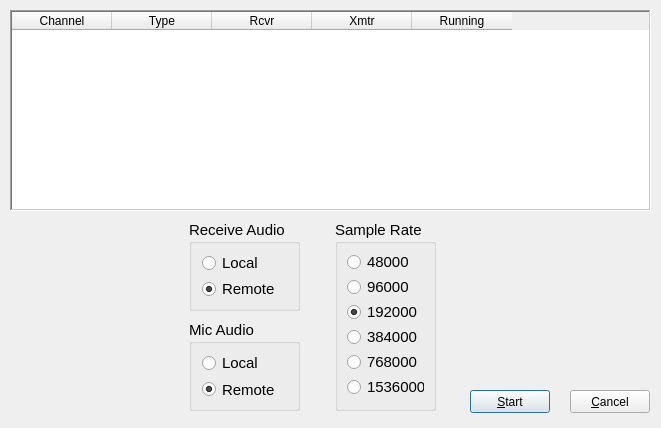
Qt form QtRadio/radiosdialog.ui (kd0oss/QtRadioNG) before a commit.
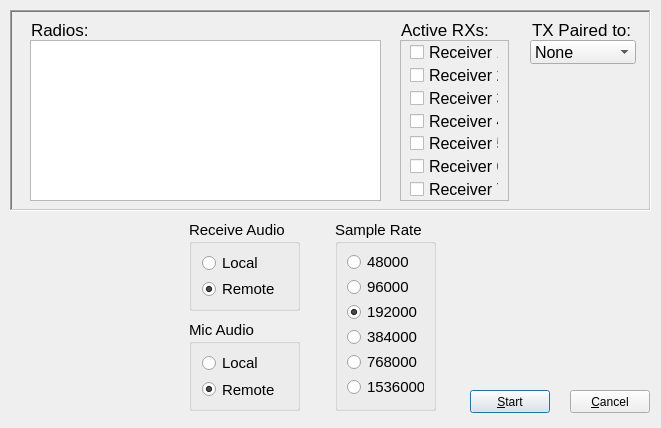
The same form after that commit.

Diff of the .ui file:
```diff
--- a/QtRadio/radiosdialog.ui
+++ b/QtRadio/radiosdialog.ui
@@ -25,62 +25,6 @@
   <property name="windowTitle">
    <string>Available Radios</string>
   </property>
-  <widget class="QTableWidget" name="radioListTable">
-   <property name="geometry">
-    <rect>
-     <x>10</x>
-     <y>10</y>
-     <width>641</width>
-     <height>201</height>
-    </rect>
-   </property>
-   <property name="frameShape">
-    <enum>QFrame::WinPanel</enum>
-   </property>
-   <property name="editTriggers">
-    <set>QAbstractItemView::NoEditTriggers</set>
-   </property>
-   <property name="showDropIndicator" stdset="0">
-    <bool>false</bool>
-   </property>
-   <property name="dragDropOverwriteMode">
-    <bool>false</bool>
-   </property>
-   <property name="selectionMode">
-    <enum>QAbstractItemView::SingleSelection</enum>
-   </property>
-   <property name="selectionBehavior">
-    <enum>QAbstractItemView::SelectRows</enum>
-   </property>
-   <property name="cornerButtonEnabled">
-    <bool>false</bool>
-   </property>
-   <column>
-    <property name="text">
-     <string>Channel</string>
-    </property>
-   </column>
-   <column>
-    <property name="text">
-     <string>Type</string>
-    </property>
-   </column>
-   <column>
-    <property name="text">
-     <string>Rcvr</string>
-    </property>
-   </column>
-   <column>
-    <property name="text">
-     <string>Xmtr</string>
-    </property>
-   </column>
-   <column>
-    <property name="text">
-     <string>Running</string>
-    </property>
-   </column>
-  </widget>
   <widget class="QPushButton" name="radioStartButton">
    <property name="geometry">
     <rect>
@@ -284,6 +228,240 @@
     </item>
    </layout>
   </widget>
+  <widget class="QFrame" name="frame">
+   <property name="geometry">
+    <rect>
+     <x>10</x>
+     <y>10</y>
+     <width>641</width>
+     <height>201</height>
+    </rect>
+   </property>
+   <property name="frameShape">
+    <enum>QFrame::WinPanel</enum>
+   </property>
+   <property name="frameShadow">
+    <enum>QFrame::Sunken</enum>
+   </property>
+   <widget class="QListWidget" name="radioList">
+    <property name="geometry">
+     <rect>
+      <x>20</x>
+      <y>30</y>
+      <width>351</width>
+      <height>161</height>
+     </rect>
+    </property>
+    <property name="editTriggers">
+     <set>QAbstractItemView::NoEditTriggers</set>
+    </property>
+    <property name="showDropIndicator" stdset="0">
+     <bool>false</bool>
+    </property>
+    <property name="alternatingRowColors">
+     <bool>true</bool>
+    </property>
+   </widget>
+   <widget class="QLabel" name="label">
+    <property name="geometry">
+     <rect>
+      <x>21</x>
+      <y>10</y>
+      <width>61</width>
+      <height>19</height>
+     </rect>
+    </property>
+    <property name="font">
+     <font>
+      <pointsize>13</pointsize>
+     </font>
+    </property>
+    <property name="text">
+     <string>Radios:</string>
+    </property>
+   </widget>
+   <widget class="QFrame" name="frame_2">
+    <property name="geometry">
+     <rect>
+      <x>390</x>
+      <y>30</y>
+      <width>109</width>
+      <height>161</height>
+     </rect>
+    </property>
+    <property name="frameShape">
+     <enum>QFrame::StyledPanel</enum>
+    </property>
+    <property name="frameShadow">
+     <enum>QFrame::Raised</enum>
+    </property>
+    <layout class="QVBoxLayout" name="verticalLayout">
+     <property name="spacing">
+      <number>0</number>
+     </property>
+     <property name="topMargin">
+      <number>0</number>
+     </property>
+     <property name="bottomMargin">
+      <number>0</number>
+     </property>
+     <item>
+      <widget class="QCheckBox" name="receiver1Ckb">
+       <property name="font">
+        <font>
+         <pointsize>12</pointsize>
+        </font>
+       </property>
+       <property name="text">
+        <string>Receiver 1</string>
+       </property>
+      </widget>
+     </item>
+     <item>
+      <widget class="QCheckBox" name="receiver2Ckb">
+       <property name="font">
+        <font>
+         <pointsize>12</pointsize>
+        </font>
+       </property>
+       <property name="text">
+        <string>Receiver 2</string>
+       </property>
+      </widget>
+     </item>
+     <item>
+      <widget class="QCheckBox" name="receiver3Ckb">
+       <property name="font">
+        <font>
+         <pointsize>12</pointsize>
+        </font>
+       </property>
+       <property name="text">
+        <string>Receiver 3</string>
+       </property>
+      </widget>
+     </item>
+     <item>
+      <widget class="QCheckBox" name="receiver4Ckb">
+       <property name="font">
+        <font>
+         <pointsize>12</pointsize>
+        </font>
+       </property>
+       <property name="text">
+        <string>Receiver 4</string>
+       </property>
+      </widget>
+     </item>
+     <item>
+      <widget class="QCheckBox" name="receiver5Ckb">
+       <property name="font">
+        <font>
+         <pointsize>12</pointsize>
+        </font>
+       </property>
+       <property name="text">
+        <string>Receiver 5</string>
+       </property>
+      </widget>
+     </item>
+     <item>
+      <widget class="QCheckBox" name="receiver6Ckb">
+       <property name="font">
+        <font>
+         <pointsize>12</pointsize>
+        </font>
+       </property>
+       <property name="text">
+        <string>Receiver 6</string>
+       </property>
+      </widget>
+     </item>
+     <item>
+      <widget class="QCheckBox" name="receiver7Ckb">
+       <property name="font">
+        <font>
+         <pointsize>12</pointsize>
+        </font>
+       </property>
+       <property name="text">
+        <string>Receiver 7</string>
+       </property>
+      </widget>
+     </item>
+    </layout>
+   </widget>
+   <widget class="QLabel" name="label_2">
+    <property name="geometry">
+     <rect>
+      <x>391</x>
+      <y>10</y>
+      <width>91</width>
+      <height>19</height>
+     </rect>
+    </property>
+    <property name="font">
+     <font>
+      <pointsize>13</pointsize>
+     </font>
+    </property>
+    <property name="text">
+     <string>Active RXs:</string>
+    </property>
+   </widget>
+   <widget class="QComboBox" name="transPairedCB">
+    <property name="geometry">
+     <rect>
+      <x>520</x>
+      <y>30</y>
+      <width>106</width>
+      <height>24</height>
+     </rect>
+    </property>
+    <property name="minimumSize">
+     <size>
+      <width>106</width>
+      <height>0</height>
+     </size>
+    </property>
+    <property name="font">
+     <font>
+      <pointsize>12</pointsize>
+     </font>
+    </property>
+    <property name="maxCount">
+     <number>8</number>
+    </property>
+    <item>
+     <property name="text">
+      <string>None</string>
+     </property>
+    </item>
+    <item>
+     <property name="text">
+      <string>Recv 1</string>
+     </property>
+    </item>
+   </widget>
+   <widget class="QLabel" name="label_3">
+    <property name="geometry">
+     <rect>
+      <x>522</x>
+      <y>10</y>
+      <width>102</width>
+      <height>19</height>
+     </rect>
+    </property>
+    <property name="font">
+     <font>
+      <pointsize>13</pointsize>
+     </font>
+    </property>
+    <property name="text">
+     <string>TX Paired to:</string>
+    </property>
+   </widget>
+  </widget>
  </widget>
  <resources/>
  <connections>
```
